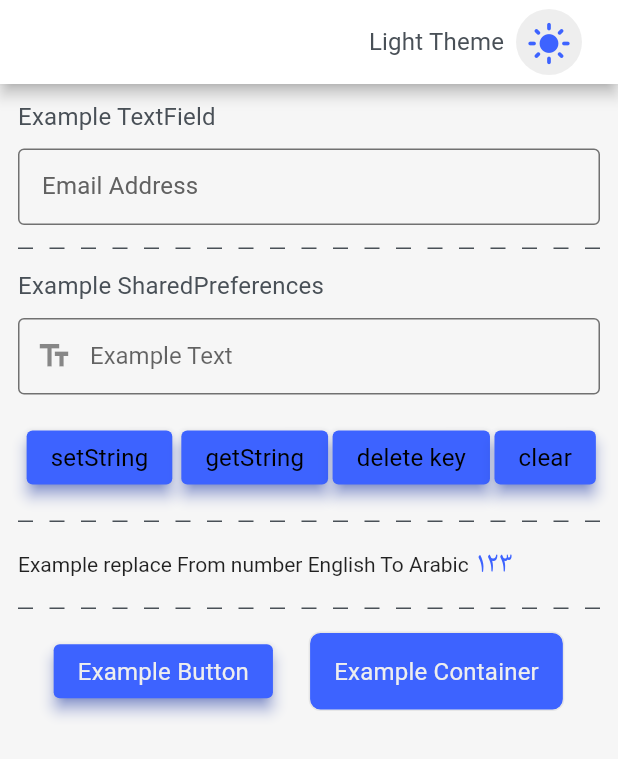
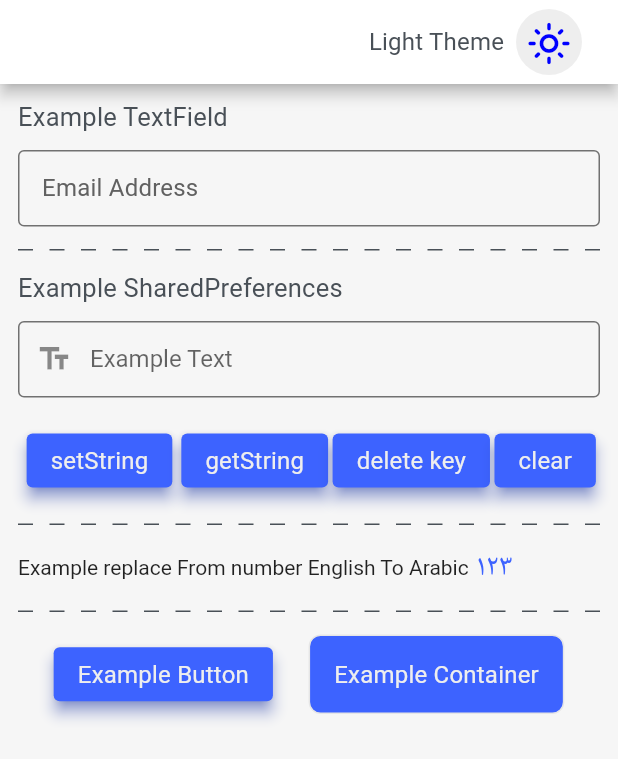
Before and after one commit to najeebaslan/flutter_utils_project, a Flutter app: the screen it shows after launch, on a phone screen of 412 x 824 dp. Shown: the top 759 px of the screen. Run offline on Flutter 3.47's test engine with Material 2 defaults, Android fonts, the phone set to English and light mode, and no system bars; our stand-ins replace get, shared_preferences; statements that could not run were skipped.

Commit message:
update and edite calss18

```diff
--- a/example/lib/main.dart
+++ b/example/lib/main.dart
@@ -63,6 +63,8 @@
     FuText(FuAppTheme.isDarkMode ? "Dark Theme" : "Light Theme",
     textStyle: themeData.textTheme.subtitle2),
     CircleButton(
+    // you can add color
+    color:FuAppTheme.isDarkMode?Colors.black.withOpacity(0.2): Colors.grey[200],
     onPressed: () {
     //Example Change App ThemeMode
     FuAppTheme.isDarkMode
@@ -70,8 +72,8 @@
     : _handleRadioValueChange(FuAppThemeType.dark);
     },
     icon: Icon(
-      FuAppTheme.isDarkMode ? Icons.dark_mode : Icons.light_mode,
-      color: themeData.primaryColor,
+    FuAppTheme.isDarkMode ? Icons.dark_mode_outlined : Icons.light_mode_outlined,
+    color: FuAppTheme.customTheme.blueToWithe,
     ), iconSize: 30,),
     ],
     ).paddingOnly(left: 16, right: 16),
@@ -90,7 +92,7 @@
 
          children: [
          //  Text( int.parse('test').toString()),//it is do FlutterErrorDetails
-             Row(children: const[  FuText('Example TextField', )], ).paddingBottom(12),
+         Row(children: [  FuText.sh1 ('Example TextField',color:FuAppTheme.customTheme.blackToWithe , )], ).paddingBottom(12),
 
          FuContainer.none(
          borderRadius: radius(),
@@ -130,7 +132,7 @@
 
          15.height,
 
-             Row(children:const[  FuText( 'Example SharedPreferences', ) ],).paddingBottom(12),
+         Row(children:[  FuText.sh1( 'Example SharedPreferences', color:FuAppTheme.customTheme.blackToWithe ,) ],).paddingBottom(12),
 
          FuContainer.none(
          borderRadius: radius(),
@@ -172,7 +174,7 @@
          FuSharedPreferences.setString('Your Key', _textController.text);
          } },
 
-             child: FuText('setString', color: themeData.textTheme.overline?.color,)
+         child: FuText('setString', color: FuAppTheme.customTheme.withe,)
          ).paddingAll(3),//(paddingAll)=>widget_extensions
 
          FuButton.rounded(
@@ -185,7 +187,7 @@
          FuLog(getString.toString());},
 
          child: FuText( 'getString',
-             color: themeData.textTheme.overline?.color,
+         color:  FuAppTheme.customTheme.withe,
          )).paddingOnly(left: 3),
 
          FuButton.rounded(
@@ -194,7 +196,7 @@
          : themeData.primaryColor,
          onPressed: () async => await FuSharedPreferences.deleteString( 'Your Key',),
          child: FuText( 'delete key',
-             color: themeData.textTheme.overline?.color,
+         color:FuAppTheme.customTheme.withe,
          )).paddingOnly(left: 3),
 
          FuButton.rounded(
@@ -203,16 +205,14 @@
          : themeData.primaryColor,
          onPressed: () async => await FuSharedPreferences.clear('Your Key'),
          child: FuText('clear',
-             color: themeData.textTheme.overline?.color,
+         color: FuAppTheme.customTheme.withe,
          )).paddingOnly(left: 3),
 
          ],
          ),
          ),
          15.height,
-         FuDashedDivider(
-             color: themeData.colorScheme.onBackground,
-             ),
+         FuDashedDivider(color: themeData.colorScheme.onBackground,),
 
          15.height,
          Row(
@@ -266,7 +266,8 @@
          ],
 
          ).paddingAll(12),
-       )
+     ),
+
     );
     }
     }
```
Lines whose indentation alone changed are shown as unchanged.
